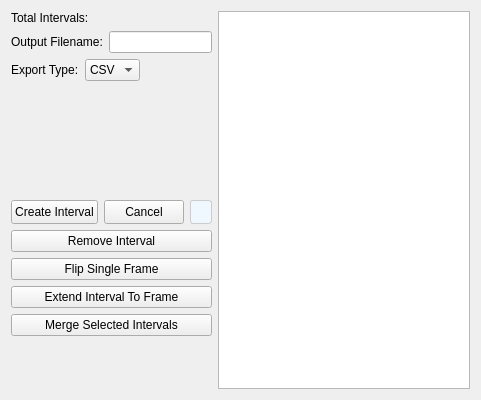
The window that src/WhiskerToolbox/DataManager_Widget/DigitalIntervalSeries_Widget/DigitalIntervalSeries_Widget.ui (paulmthompson/WhiskerToolbox) describes before a commit, drawn with Qt 5.
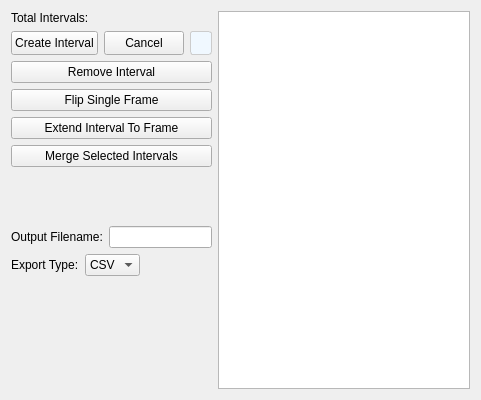
The same window after the commit. Custom widgets are drawn as their Qt base class.

Commit message: better whisker pad interface

Diff of the .ui file:
```diff
--- a/src/WhiskerToolbox/DataManager_Widget/DigitalIntervalSeries_Widget/DigitalIntervalSeries_Widget.ui
+++ b/src/WhiskerToolbox/DataManager_Widget/DigitalIntervalSeries_Widget/DigitalIntervalSeries_Widget.ui
@@ -37,78 +37,6 @@
        </item>
       </layout>
      </item>
-     <item>
-      <layout class="QHBoxLayout" name="filenameLayout">
-       <item>
-        <widget class="QLabel" name="label_filename">
-         <property name="text">
-          <string>Output Filename:</string>
-         </property>
-        </widget>
-       </item>
-       <item>
-        <widget class="QLineEdit" name="filename_edit">
-         <property name="text">
-          <string></string>
-         </property>
-        </widget>
-       </item>
-      </layout>
-     </item>
-     <item>
-      <layout class="QHBoxLayout" name="exportTypeLayout">
-       <item>
-        <widget class="QLabel" name="label_export_type">
-         <property name="text">
-          <string>Export Type:</string>
-         </property>
-        </widget>
-       </item>
-       <item>
-        <widget class="QComboBox" name="export_type_combo">
-         <item>
-          <property name="text">
-           <string>CSV</string>
-          </property>
-         </item>
-        </widget>
-       </item>
-       <item>
-        <spacer name="exportTypeSpacer">
-         <property name="orientation">
-          <enum>Qt::Orientation::Horizontal</enum>
-         </property>
-         <property name="sizeHint" stdset="0">
-          <size>
-           <width>40</width>
-           <height>20</height>
-          </size>
-         </property>
-        </spacer>
-       </item>
-      </layout>
-     </item>
-     <item>
-      <widget class="QStackedWidget" name="stacked_saver_options">
-       <property name="currentIndex">
-        <number>0</number>
-       </property>
-       <widget class="CSVIntervalSaver_Widget" name="csv_interval_saver_widget"/>
-      </widget>
-     </item>
-     <item>
-      <spacer name="verticalSpacer_control_panel">
-       <property name="orientation">
-        <enum>Qt::Orientation::Vertical</enum>
-       </property>
-       <property name="sizeHint" stdset="0">
-        <size>
-         <width>20</width>
-         <height>10</height>
-        </size>
-       </property>
-      </spacer>
-     </item>
      <item>
       <layout class="QHBoxLayout" name="create_interval_layout">
        <item>
@@ -217,6 +145,78 @@
        </property>
       </widget>
      </item>
+     <item>
+      <spacer name="verticalSpacer_control_panel">
+       <property name="orientation">
+        <enum>Qt::Orientation::Vertical</enum>
+       </property>
+       <property name="sizeHint" stdset="0">
+        <size>
+         <width>20</width>
+         <height>10</height>
+        </size>
+       </property>
+      </spacer>
+     </item>
+     <item>
+      <layout class="QHBoxLayout" name="filenameLayout">
+       <item>
+        <widget class="QLabel" name="label_filename">
+         <property name="text">
+          <string>Output Filename:</string>
+         </property>
+        </widget>
+       </item>
+       <item>
+        <widget class="QLineEdit" name="filename_edit">
+         <property name="text">
+          <string/>
+         </property>
+        </widget>
+       </item>
+      </layout>
+     </item>
+     <item>
+      <layout class="QHBoxLayout" name="exportTypeLayout">
+       <item>
+        <widget class="QLabel" name="label_export_type">
+         <property name="text">
+          <string>Export Type:</string>
+         </property>
+        </widget>
+       </item>
+       <item>
+        <widget class="QComboBox" name="export_type_combo">
+         <item>
+          <property name="text">
+           <string>CSV</string>
+          </property>
+         </item>
+        </widget>
+       </item>
+       <item>
+        <spacer name="exportTypeSpacer">
+         <property name="orientation">
+          <enum>Qt::Orientation::Horizontal</enum>
+         </property>
+         <property name="sizeHint" stdset="0">
+          <size>
+           <width>40</width>
+           <height>20</height>
+          </size>
+         </property>
+        </spacer>
+       </item>
+      </layout>
+     </item>
+     <item>
+      <widget class="QStackedWidget" name="stacked_saver_options">
+       <property name="currentIndex">
+        <number>0</number>
+       </property>
+       <widget class="CSVIntervalSaver_Widget" name="csv_interval_saver_widget"/>
+      </widget>
+     </item>
      <item>
       <spacer name="verticalSpacer">
        <property name="orientation">
```
Left out of the diff: 26 changed lines with no effect on the pictures. The commit also changes 2 other files.
